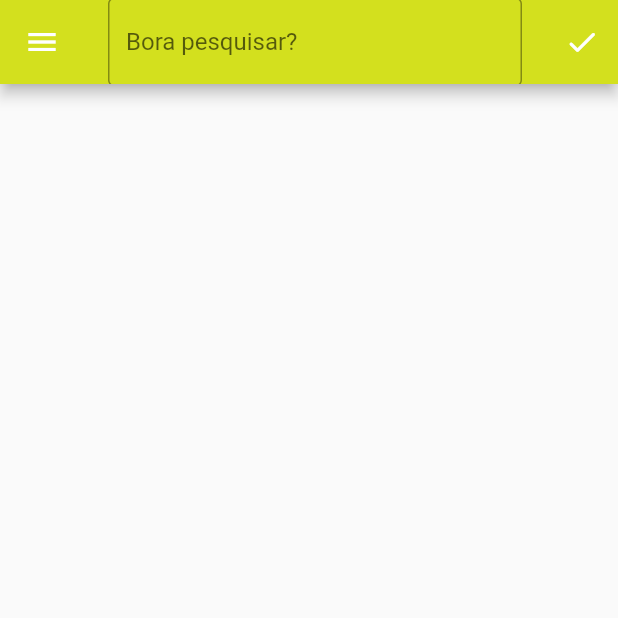
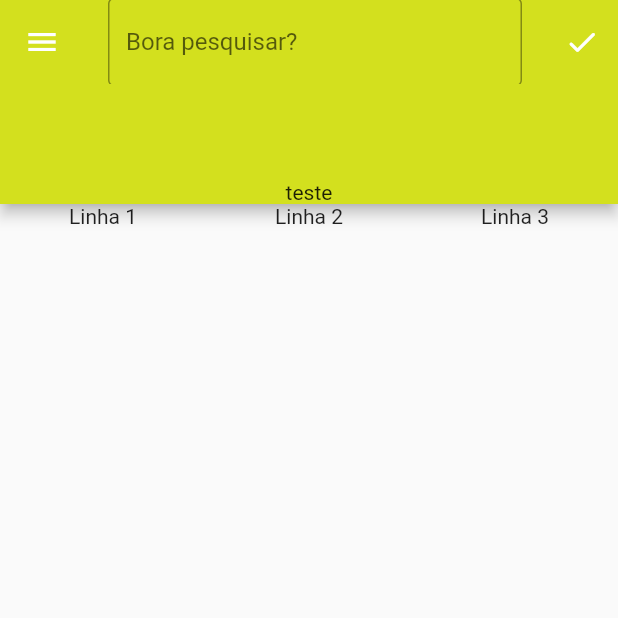
Before and after one commit to LeandroETEC/mercado_aberto, a Flutter app: the screen it shows after launch, on a phone screen of 412 x 824 dp, the top half of it. Run offline on Flutter 3.47's test engine with Material 2 defaults, Android fonts, the phone set to English and light mode, and no system bars; missing offline and left inert: dart:html.

Commit message:
Adicionado uma row e em texto de enviar para tal local

```diff
--- a/lib/main.dart
+++ b/lib/main.dart
@@ -76,32 +76,23 @@ class _MyHomePageState extends State<MyHomePage> {
       appBar: AppBar(
         // Here we take the value from the MyHomePage object that was created by
         // the App.build method, and use it to set our appbar title.
-        leading: IconButton(onPressed: () {}, icon: Icon(Icons.menu)) ,title: TextField( obscureText: true, decoration: InputDecoration(border: OutlineInputBorder(), labelText: "Bora pesquisar?")), actions: <Widget>[
+        leading: IconButton(onPressed: () {}, icon: Icon(Icons.menu)) ,
+        title: TextField( obscureText: true,
+        decoration: InputDecoration(border: OutlineInputBorder(), labelText: "Bora pesquisar?")),
+
+        actions: <Widget>[
           IconButton(onPressed: () {}, icon: Icon(Icons.done_rounded))
         ],  backgroundColor: Color.fromARGB(255, 211, 224, 30),
+        bottom:  PreferredSize(
+        preferredSize: const Size.fromHeight(80.0) /*aumentar esse valor aumenta o tamamnho da barra*/ , child: Text("teste"),),
       ),
-      body: Center(
-        // Center is a layout widget. It takes a single child and positions it
-        // in the middle of the parent.
-        child: Column(
-          // Column is also a layout widget. It takes a list of children and
-          // arranges them vertically. By default, it sizes itself to fit its
-          // children horizontally, and tries to be as tall as its parent.
-          //
-          // Invoke "debug painting" (press "p" in the console, choose the
-          // "Toggle Debug Paint" action from the Flutter Inspector in Android
-          // Studio, or the "Toggle Debug Paint" command in Visual Studio Code)
-          // to see the wireframe for each widget.
-          //
-          // Column has various properties to control how it sizes itself and
-          // how it positions its children. Here we use mainAxisAlignment to
-          // center the children vertically; the main axis here is the vertical
-          // axis because Columns are vertical (the cross axis would be
-          // horizontal).
-          mainAxisAlignment: MainAxisAlignment.center,
-
-        ),
-      ),
+      body: Row(children: [
+        //tendi +/-, mas o expanded faz com q pegue o espaço disponivel
+       Expanded(child: Text("Linha 1", textAlign: TextAlign.center),) ,
+       Expanded(child: Text("Linha 2",textAlign: TextAlign.center),) ,
+       Expanded(child: Text("Linha 3",textAlign: TextAlign.center),
+)
+      ],)
 
        // This trailing comma makes auto-formatting nicer for build methods.
     );
```
